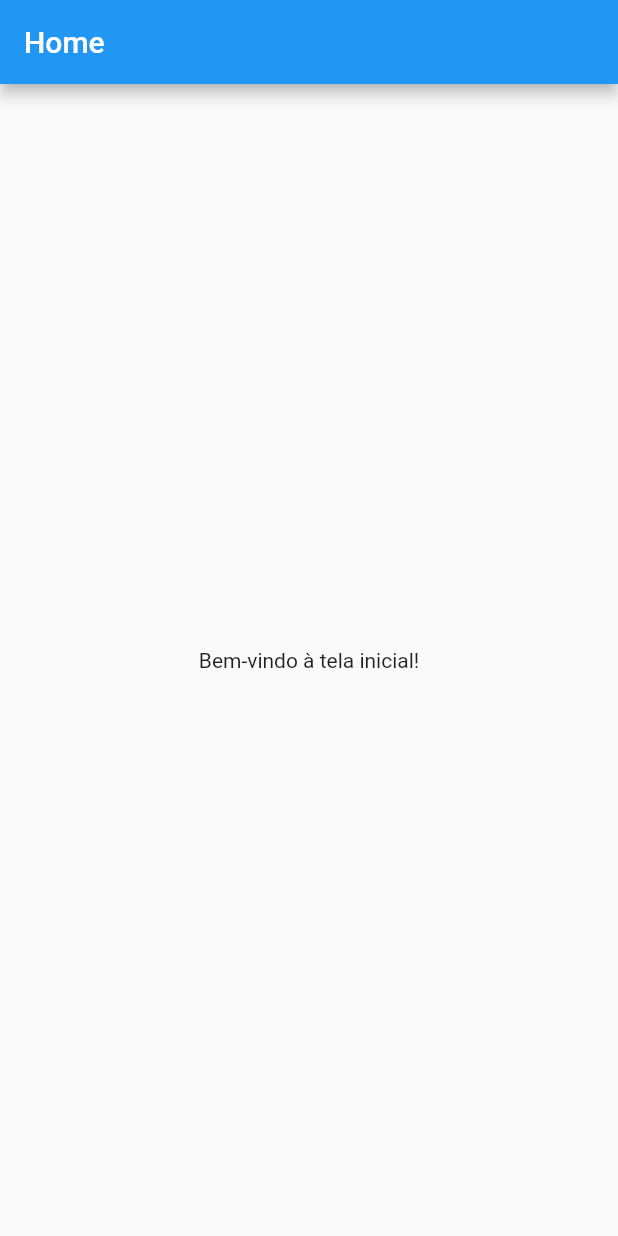
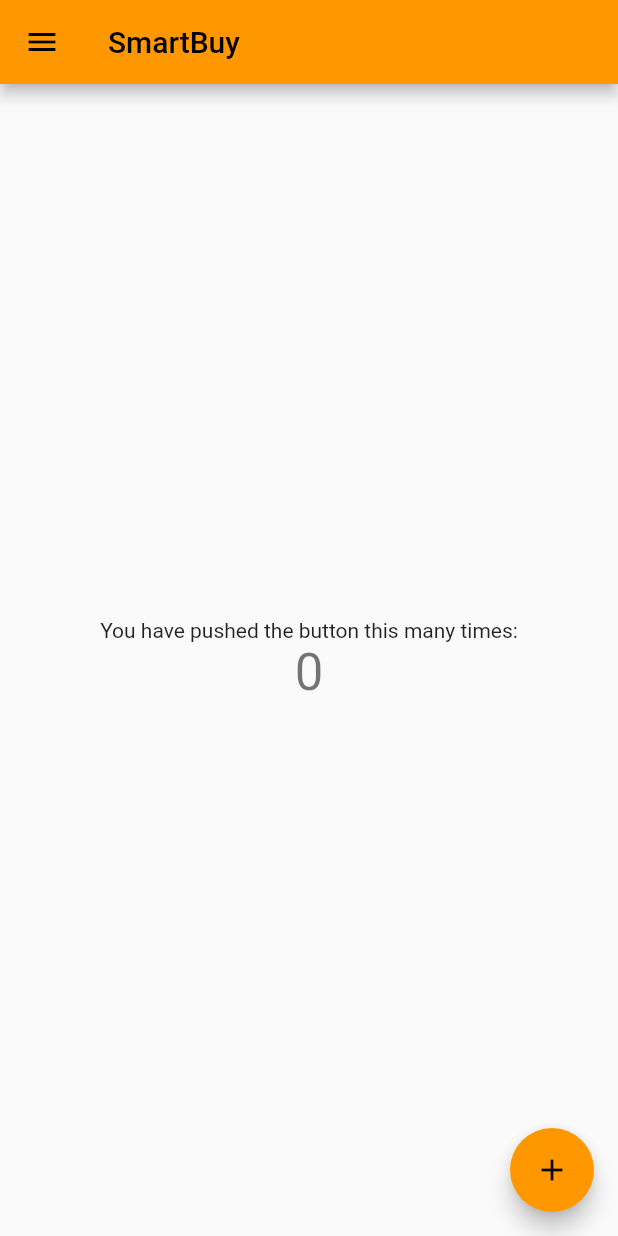
Before and after one commit to camileandrade/smart-buy, a Flutter app: the screen it shows after launch, after a tap on "Entrar", on a phone screen of 412 x 824 dp. Run offline on Flutter 3.47's test engine with Material 2 defaults, Android fonts, the phone set to English and light mode, and no system bars.

Commit message:
Criação dos Estabelecimentos

```diff
--- a/smart_buy/lib/HomePage.dart
+++ b/smart_buy/lib/HomePage.dart
@@ -1,4 +1,6 @@
 import 'package:flutter/material.dart';
+import 'package:smart_buy/models/cadastroEstabelecimentos.dart';
+import 'package:smart_buy/models/estabelecimentos.dart';
 
 class HomePage extends StatefulWidget {
   const HomePage({super.key});
@@ -10,12 +12,93 @@ class HomePage extends StatefulWidget {
 class _HomePageState extends State<HomePage> {
   @override
   Widget build(BuildContext context) {
+    return MaterialApp(
+      title: 'SmartBuy',
+      theme: ThemeData(
+        primarySwatch: Colors.orange,
+      ),
+      home: const MyHomePage(title: 'SmartBuy'),
+    );
+  }
+}
+
+class MyHomePage extends StatefulWidget {
+  const MyHomePage({super.key, required this.title});
+
+  final String title;
+
+  @override
+  State<MyHomePage> createState() => _MyHomePageState();
+}
+
+class _MyHomePageState extends State<MyHomePage> {
+  int _counter = 0;
+
+  void _incrementCounter() {
+    setState(() {
+      _counter++;
+    });
+  }
+
+  @override
+  Widget build(BuildContext context) {
     return Scaffold(
+      drawer: Drawer(
+        child: ListView(children: [
+          UserAccountsDrawerHeader(
+            accountName: Text('Admin'),
+            accountEmail: Text('admin@gmail.com'),
+            currentAccountPicture: CircleAvatar(
+              radius: 30.0,
+              backgroundImage: AssetImage(
+                  'images/avatar_female_woman_person_people_white_tone_icon_159360.png'),
+            ),
+          ),
+          ListTile(
+            leading: Icon(Icons.star),
+            title: Text('Cadastrar Estabelecimentos'),
+            subtitle: Text('Cadastrar novos estabelecimentos'),
+            trailing: Icon(Icons.arrow_forward),
+            onTap: () {
+              Navigator.push(
+                  context,
+                  MaterialPageRoute(
+                      builder: (context) => cadastroEstabelecimento()));
+            },
+          ),
+          ListTile(
+            leading: Icon(Icons.star),
+            title: Text('Estabelecimentos'),
+            subtitle: Text('Lista de estabelecimentos cadastrados'),
+            trailing: Icon(Icons.arrow_forward),
+            onTap: () {
+              Navigator.push(context,
+                  MaterialPageRoute(builder: (context) => estabelecimentos()));
+            },
+          )
+        ]),
+      ),
       appBar: AppBar(
-        title: Text('Home'),
+        title: Text(widget.title),
       ),
       body: Center(
-        child: Text('Bem-vindo à tela inicial!'),
+        child: Column(
+          mainAxisAlignment: MainAxisAlignment.center,
+          children: <Widget>[
+            const Text(
+              'You have pushed the button this many times:',
+            ),
+            Text(
+              '$_counter',
+              style: Theme.of(context).textTheme.headlineMedium,
+            ),
+          ],
+        ),
+      ),
+      floatingActionButton: FloatingActionButton(
+        onPressed: _incrementCounter,
+        tooltip: 'Increment',
+        child: const Icon(Icons.add),
       ),
     );
   }
--- a/smart_buy/lib/main.dart
+++ b/smart_buy/lib/main.dart
@@ -1,4 +1,5 @@
 import 'package:flutter/material.dart';
+import 'package:smart_buy/LoginPage.dart';
 import 'package:smart_buy/LoginPage.dart';
 
 void main() {
```
Also changed, not shown: smart_buy/lib/models/cadastroEstabelecimentos.dart (added, +131 -0 lines), smart_buy/lib/models/estabelecimentos.dart (added, +55 -0 lines), smart_buy/assets/images/avatar_female_woman_person_people_white_tone_icon_159360.png (added).
